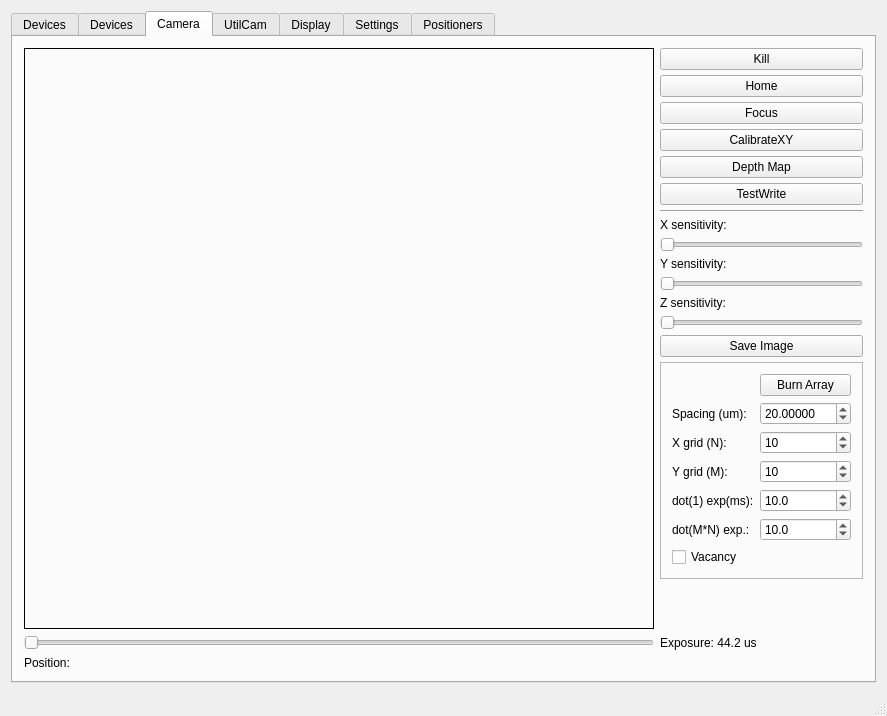
Before: the Qt Designer form GUI/mainwindow.ui in mvxe/MLA-CS, drawn with Qt 5.
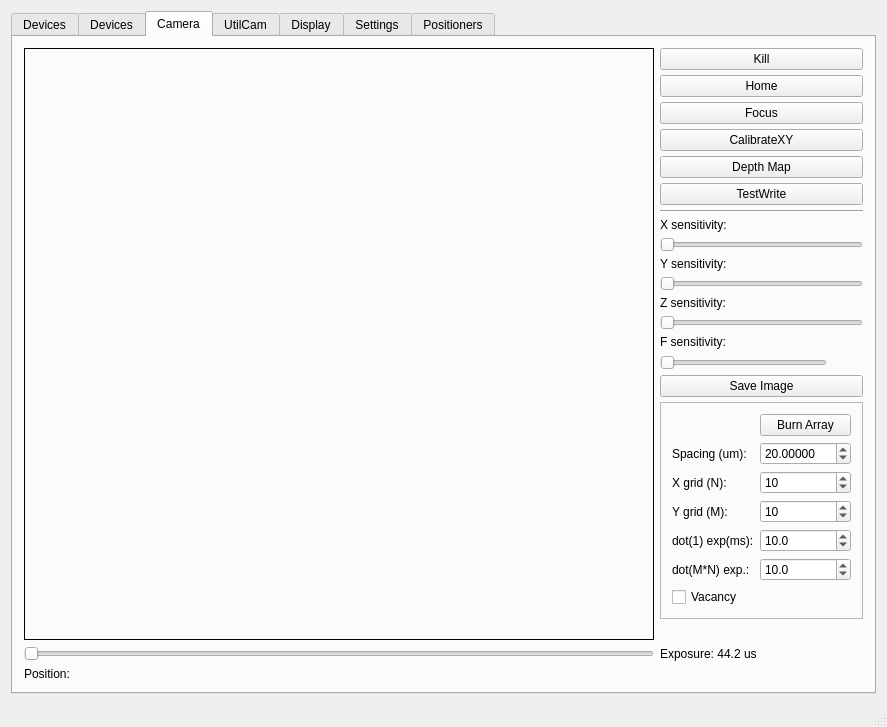
After: the same form once the commit is applied. The open tabs and pages were chosen to show the change. Icons and pictures are not drawn. Custom widgets are drawn as their Qt base class.

Diff of the .ui file:
```diff
--- a/GUI/mainwindow.ui
+++ b/GUI/mainwindow.ui
@@ -7,7 +7,7 @@
     <x>0</x>
     <y>0</y>
     <width>887</width>
-    <height>716</height>
+    <height>727</height>
    </rect>
   </property>
   <property name="sizePolicy">
@@ -508,7 +508,7 @@
          </widget>
         </item>
         <item row="0" column="2">
-         <layout class="QVBoxLayout" name="verticalLayout_3" stretch="0,0,0,0,0,0,0,0,0,0,0,0,0,0,0,0">
+         <layout class="QVBoxLayout" name="verticalLayout_3" stretch="0,0,0,0,0,0,0,0,0,0,0,0,0,0,0,0,0">
           <property name="spacing">
            <number>5</number>
           </property>
@@ -657,6 +657,71 @@
             </property>
            </widget>
           </item>
+          <item>
+           <layout class="QHBoxLayout" name="horizontalLayout_18">
+            <property name="bottomMargin">
+             <number>0</number>
+            </property>
+            <item>
+             <layout class="QVBoxLayout" name="verticalLayout_5">
+              <item>
+               <widget class="QLabel" name="label_29">
+                <property name="sizePolicy">
+                 <sizepolicy hsizetype="Preferred" vsizetype="Preferred">
+                  <horstretch>0</horstretch>
+                  <verstretch>0</verstretch>
+                 </sizepolicy>
+                </property>
+                <property name="text">
+                 <string>F sensitivity:</string>
+                </property>
+               </widget>
+              </item>
+              <item>
+               <widget class="QSlider" name="sl_fsens">
+                <property name="sizePolicy">
+                 <sizepolicy hsizetype="Minimum" vsizetype="Fixed">
+                  <horstretch>0</horstretch>
+                  <verstretch>0</verstretch>
+                 </sizepolicy>
+                </property>
+                <property name="minimum">
+                 <number>1</number>
+                </property>
+                <property name="maximum">
+                 <number>1000</number>
+                </property>
+                <property name="value">
+                 <number>1</number>
+                </property>
+                <property name="orientation">
+                 <enum>Qt::Horizontal</enum>
+                </property>
+               </widget>
+              </item>
+             </layout>
+            </item>
+            <item>
+             <widget class="fclabel" name="focusbtn">
+              <property name="maximumSize">
+               <size>
+                <width>30</width>
+                <height>30</height>
+               </size>
+              </property>
+              <property name="text">
+               <string/>
+              </property>
+              <property name="pixmap">
+               <pixmap resource="../icons/icon.qrc">:/redo.svg</pixmap>
+              </property>
+              <property name="scaledContents">
+               <bool>true</bool>
+              </property>
+             </widget>
+            </item>
+           </layout>
+          </item>
           <item>
            <widget class="QPushButton" name="btn_save_img">
             <property name="text">
@@ -1779,6 +1844,11 @@
    <extends>QLabel</extends>
    <header>GUI/mainwindow.h</header>
   </customwidget>
+  <customwidget>
+   <class>fclabel</class>
+   <extends>QLabel</extends>
+   <header>GUI/mainwindow.h</header>
+  </customwidget>
  </customwidgets>
  <resources>
   <include location="../icons/icon.qrc"/>
```
